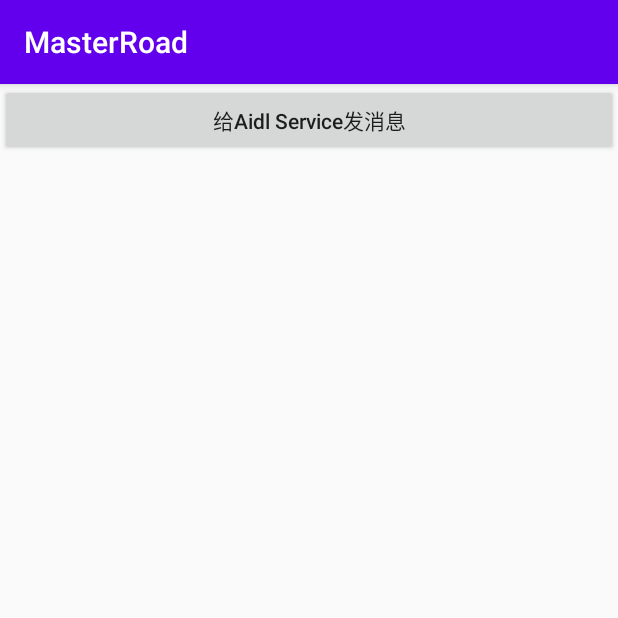
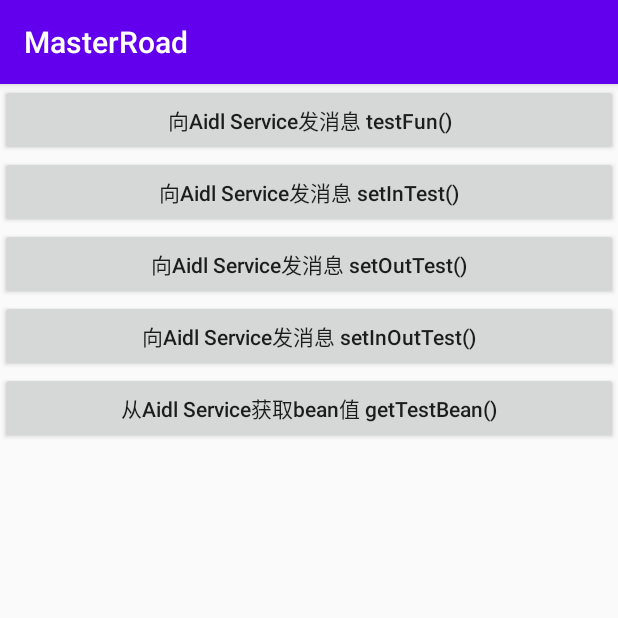
Before and after one commit to jiaoyaning/MasterRoad, an Android app: the screen it shows after launch (MainActivity), on a phone screen of 412 x 824 dp, the top half of it. Run offline under Robolectric (Android 15) with nearby library versions, the phone set to English and light mode, and no system bars; libraries missing offline, so code that uses them is left out: com.apkfuns.logutils; 3 statements that could not run were skipped.

Commit message:
update aidl tag

```diff
--- a/ipc/src/main/res/layout/activity_main.xml
+++ b/ipc/src/main/res/layout/activity_main.xml
@@ -16,7 +16,37 @@
             android:id="@+id/send_aidl_serve"
             android:layout_width="match_parent"
             android:layout_height="wrap_content"
-            android:text="给Aidl Service发消息"
+            android:text="向Aidl Service发消息 testFun()"
             android:textAllCaps="false" />
+
+        <Button
+            android:id="@+id/send_aidl_serve_in"
+            android:layout_width="match_parent"
+            android:layout_height="wrap_content"
+            android:text="向Aidl Service发消息 setInTest()"
+            android:textAllCaps="false" />
+
+        <Button
+            android:id="@+id/send_aidl_serve_out"
+            android:layout_width="match_parent"
+            android:layout_height="wrap_content"
+            android:text="向Aidl Service发消息 setOutTest()"
+            android:textAllCaps="false" />
+
+        <Button
+            android:id="@+id/send_aidl_serve_inout"
+            android:layout_width="match_parent"
+            android:layout_height="wrap_content"
+            android:text="向Aidl Service发消息 setInOutTest()"
+            android:textAllCaps="false" />
+
+        <Button
+            android:id="@+id/get_aidl_serve_bean"
+            android:layout_width="match_parent"
+            android:layout_height="wrap_content"
+            android:text="从Aidl Service获取bean值 getTestBean()"
+            android:textAllCaps="false" />
+
+
     </LinearLayout>
 </androidx.core.widget.NestedScrollView>
```
Also changed, not shown: ipc/src/main/java/com/jyn/masterroad/AidlTestBean.java (+9 -0 lines), ipc/src/main/java/com/jyn/masterroad/AidlTestService.kt (+22 -0 lines), ipc/src/main/java/com/jyn/masterroad/MainActivity.kt (+36 -2 lines), ipc/src/main/aidl/com/jyn/masterroad/AidlTestInterface.aidl.
